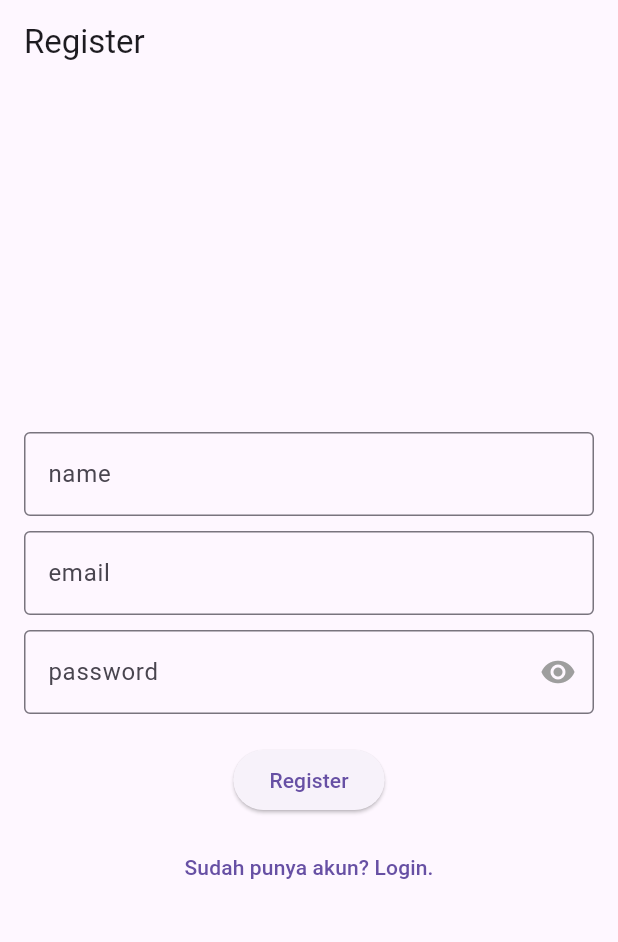
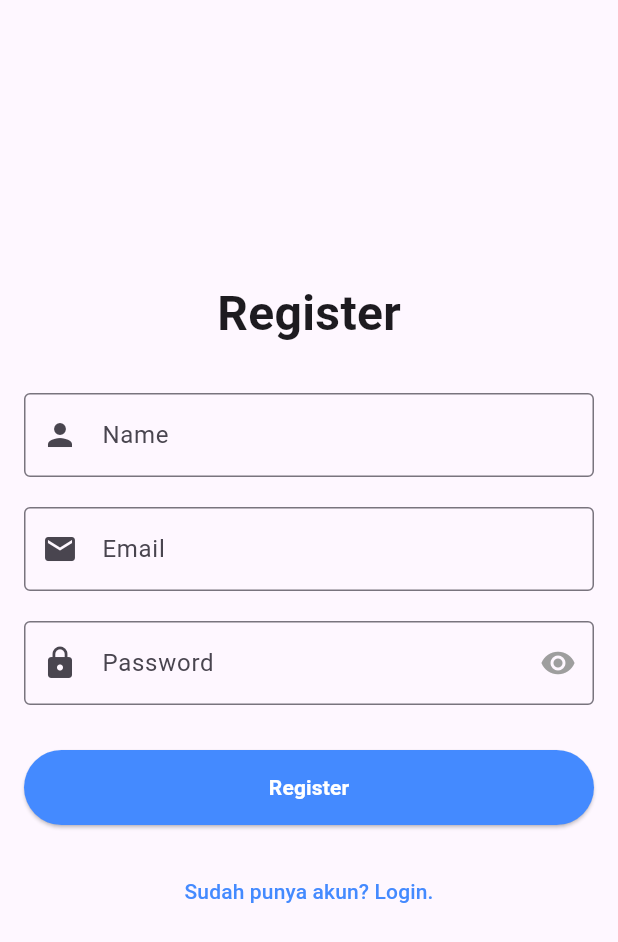
Before and after one commit to RyanAprs/AAS_Mobile_Programming, a Flutter app: the screen it shows after launch, after a tap on "Belum punya akun? Register.", on a phone screen of 412 x 824 dp. Shown: the top 942 px of the screen. Run offline on Flutter 3.47's test engine with Material 3 defaults, Android fonts, the phone set to English and light mode, and no system bars; our stand-ins replace webview_flutter; accounts and stored records are empty; network calls fail.

Commit message:
change some ui

```diff
--- a/lib/models/user.dart
+++ b/lib/models/user.dart
@@ -2,11 +2,13 @@ class User {
   final String userId;
   final String email;
   final String name;
+  final String? image;
 
   User({
     required this.userId,
     required this.email,
     required this.name,
+    this.image,
   });
 
   factory User.fromJson(Map<String, dynamic> json) {
@@ -14,6 +16,7 @@ class User {
       userId: json['user_id'],
       email: json['email'],
       name: json['name'],
+      image: json['image'],
     );
   }
 }
--- a/lib/screens/login_screen.dart
+++ b/lib/screens/login_screen.dart
@@ -18,13 +18,25 @@ class _LoginScreenState extends State<LoginScreen> {
   @override
   Widget build(BuildContext context) {
     return Scaffold(
-      appBar: AppBar(title: Text('Login')),
-      body: Padding(
+      body: Center(
+        child: SingleChildScrollView(
           padding: EdgeInsets.all(16.0),
           child: Column(
             mainAxisAlignment: MainAxisAlignment.center,
             children: <Widget>[
-            SizedBox(height: 10),
+              Text(
+                'Login',
+                style: TextStyle(
+                  fontSize: 32,
+                  fontWeight: FontWeight.bold,
+                ),
+              ),
+              // SizedBox(height: 30),
+              // Image.asset(
+              //   'assets/images/login_illustration.png',
+              //   height: 150,
+              // ),
+              SizedBox(height: 30),
               TextFormField(
                 validator: (value) {
                   if (value == null || value.isEmpty) {
@@ -34,11 +46,12 @@ class _LoginScreenState extends State<LoginScreen> {
                 },
                 controller: emailController,
                 decoration: InputDecoration(
-                labelText: 'email',
+                  labelText: 'Email',
                   border: OutlineInputBorder(),
+                  prefixIcon: Icon(Icons.email),
                 ),
               ),
-            SizedBox(height: 10),
+              SizedBox(height: 20),
               TextFormField(
                 validator: (value) {
                   if (value == null || value.isEmpty) {
@@ -49,8 +62,9 @@ class _LoginScreenState extends State<LoginScreen> {
                 controller: passwordController,
                 obscureText: _obscureText,
                 decoration: InputDecoration(
-                labelText: 'password',
+                  labelText: 'Password',
                   border: OutlineInputBorder(),
+                  prefixIcon: Icon(Icons.lock),
                   suffixIcon: IconButton(
                     icon: Icon(
                       _obscureText ? Icons.visibility : Icons.visibility_off,
@@ -64,7 +78,7 @@ class _LoginScreenState extends State<LoginScreen> {
                   ),
                 ),
               ),
-            SizedBox(height: 20),
+              SizedBox(height: 30),
               ElevatedButton(
                 onPressed: _isLoading
                     ? null
@@ -73,14 +87,16 @@ class _LoginScreenState extends State<LoginScreen> {
                           _isLoading = true;
                         });
                         try {
-                        await Provider.of<AuthProvider>(context, listen: false)
+                          await Provider.of<AuthProvider>(context,
+                                  listen: false)
                               .login(
                             emailController.text,
                             passwordController.text,
                           );
                           Navigator.pushReplacement(
                             context,
-                          MaterialPageRoute(builder: (context) => HomeScreen()),
+                            MaterialPageRoute(
+                                builder: (context) => HomeScreen()),
                           );
                           ScaffoldMessenger.of(context).showSnackBar(SnackBar(
                             content: Text('Login successful!'),
@@ -95,13 +111,23 @@ class _LoginScreenState extends State<LoginScreen> {
                           });
                         }
                       },
+                style: ElevatedButton.styleFrom(
+                  backgroundColor: Colors.blueAccent,
+                  minimumSize: Size(double.infinity, 50),
+                ),
                 child: _isLoading
                     ? CircularProgressIndicator(
                         valueColor: AlwaysStoppedAnimation<Color>(Colors.white),
                       )
-                  : Text('Login'),
+                    : Text(
+                        'Login',
+                        style: TextStyle(
+                          fontWeight: FontWeight.bold,
+                          color: Colors.white,
                         ),
-            SizedBox(height: 10),
+                      ),
+              ),
+              SizedBox(height: 20),
               TextButton(
                 onPressed: () {
                   Navigator.pushReplacement(
@@ -109,9 +135,14 @@ class _LoginScreenState extends State<LoginScreen> {
                     MaterialPageRoute(builder: (context) => RegisterScreen()),
                   );
                 },
-              child: Text('Belum punya akun? Register.'),
+                child: Text(
+                  'Belum punya akun? Register.',
+                  style: TextStyle(color: Colors.blueAccent),
                 ),
+              ),
+              SizedBox(height: 20),
             ],
+          ),
         ),
       ),
     );
--- a/lib/screens/register_screen.dart
+++ b/lib/screens/register_screen.dart
@@ -13,17 +13,25 @@ class _RegisterScreenState extends State<RegisterScreen> {
   final TextEditingController nameController = TextEditingController();
   final TextEditingController passwordController = TextEditingController();
   bool _obscureText = true;
+  bool _isLoading = false;
 
   @override
   Widget build(BuildContext context) {
     return Scaffold(
-      appBar: AppBar(title: Text('Register')),
-      body: Padding(
+      body: Center(
+        child: SingleChildScrollView(
           padding: EdgeInsets.all(16.0),
           child: Column(
             mainAxisAlignment: MainAxisAlignment.center,
             children: <Widget>[
-            SizedBox(height: 10),
+              Text(
+                'Register',
+                style: TextStyle(
+                  fontSize: 32,
+                  fontWeight: FontWeight.bold,
+                ),
+              ),
+              SizedBox(height: 30),
               TextFormField(
                 validator: (value) {
                   if (value == null || value.isEmpty) {
@@ -33,11 +41,12 @@ class _RegisterScreenState extends State<RegisterScreen> {
                 },
                 controller: nameController,
                 decoration: InputDecoration(
-                labelText: 'name',
+                  labelText: 'Name',
                   border: OutlineInputBorder(),
+                  prefixIcon: Icon(Icons.person),
                 ),
               ),
-            SizedBox(height: 10),
+              SizedBox(height: 20),
               TextFormField(
                 validator: (value) {
                   if (value == null || value.isEmpty) {
@@ -47,11 +56,12 @@ class _RegisterScreenState extends State<RegisterScreen> {
                 },
                 controller: emailController,
                 decoration: InputDecoration(
-                labelText: 'email',
+                  labelText: 'Email',
                   border: OutlineInputBorder(),
+                  prefixIcon: Icon(Icons.email),
                 ),
               ),
-            SizedBox(height: 10),
+              SizedBox(height: 20),
               TextFormField(
                 validator: (value) {
                   if (value == null || value.isEmpty) {
@@ -62,8 +72,9 @@ class _RegisterScreenState extends State<RegisterScreen> {
                 controller: passwordController,
                 obscureText: _obscureText,
                 decoration: InputDecoration(
-                labelText: 'password',
+                  labelText: 'Password',
                   border: OutlineInputBorder(),
+                  prefixIcon: Icon(Icons.lock),
                   suffixIcon: IconButton(
                     icon: Icon(
                       _obscureText ? Icons.visibility : Icons.visibility_off,
@@ -77,11 +88,17 @@ class _RegisterScreenState extends State<RegisterScreen> {
                   ),
                 ),
               ),
-            SizedBox(height: 20),
+              SizedBox(height: 30),
               ElevatedButton(
-              onPressed: () async {
+                onPressed: _isLoading
+                    ? null
+                    : () async {
+                        setState(() {
+                          _isLoading = true;
+                        });
                         try {
-                  await Provider.of<AuthProvider>(context, listen: false)
+                          await Provider.of<AuthProvider>(context,
+                                  listen: false)
                               .register(
                             emailController.text,
                             nameController.text,
@@ -89,17 +106,36 @@ class _RegisterScreenState extends State<RegisterScreen> {
                           );
                           Navigator.pushReplacement(
                             context,
-                    MaterialPageRoute(builder: (context) => LoginScreen()),
+                            MaterialPageRoute(
+                                builder: (context) => LoginScreen()),
                           );
                         } catch (e) {
                           ScaffoldMessenger.of(context).showSnackBar(SnackBar(
                             content: Text(e.toString()),
                           ));
+                        } finally {
+                          setState(() {
+                            _isLoading = false;
+                          });
                         }
                       },
-              child: Text('Register'),
+                style: ElevatedButton.styleFrom(
+                  minimumSize: Size(double.infinity, 50),
+                  backgroundColor: Colors.blueAccent,
                 ),
-            SizedBox(height: 10),
+                child: _isLoading
+                    ? CircularProgressIndicator(
+                        valueColor: AlwaysStoppedAnimation<Color>(Colors.white),
+                      )
+                    : Text(
+                        'Register',
+                        style: TextStyle(
+                          fontWeight: FontWeight.bold,
+                          color: Colors.white,
+                        ),
+                      ),
+              ),
+              SizedBox(height: 20),
               TextButton(
                 onPressed: () {
                   Navigator.pushReplacement(
@@ -107,9 +143,14 @@ class _RegisterScreenState extends State<RegisterScreen> {
                     MaterialPageRoute(builder: (context) => LoginScreen()),
                   );
                 },
-              child: Text('Sudah punya akun? Login.'),
+                child: Text(
+                  'Sudah punya akun? Login.',
+                  style: TextStyle(color: Colors.blueAccent),
                 ),
+              ),
+              SizedBox(height: 20),
             ],
+          ),
         ),
       ),
     );
--- a/pubspec.yaml
+++ b/pubspec.yaml
@@ -38,6 +38,8 @@ dependencies:
   provider: ^6.1.2
   webview_flutter: ^4.8.0
   shared_preferences: ^2.2.3
+  firebase_storage: ^12.1.0
+  uuid: ^4.4.0
 
 dev_dependencies:
   flutter_test:
```
Also changed, not shown: lib/screens/home_screen.dart (+43 -13 lines), lib/screens/profile/profle_screen.dart (+34 -17 lines), pubspec.lock. Lines whose indentation alone changed are shown as unchanged.
